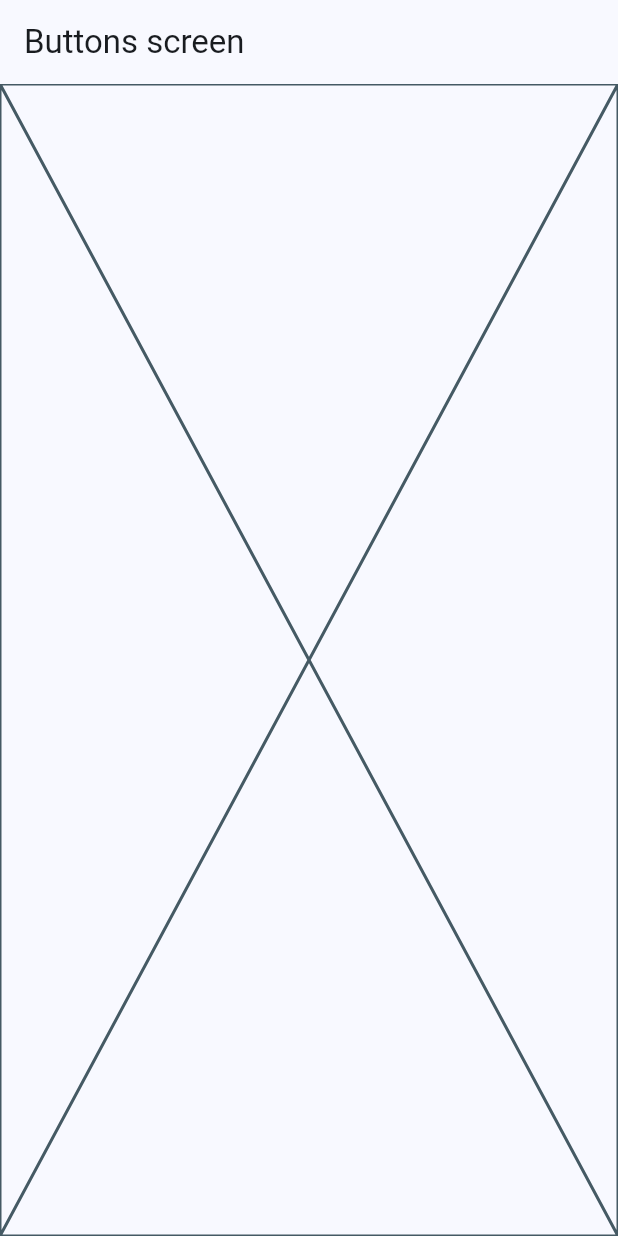
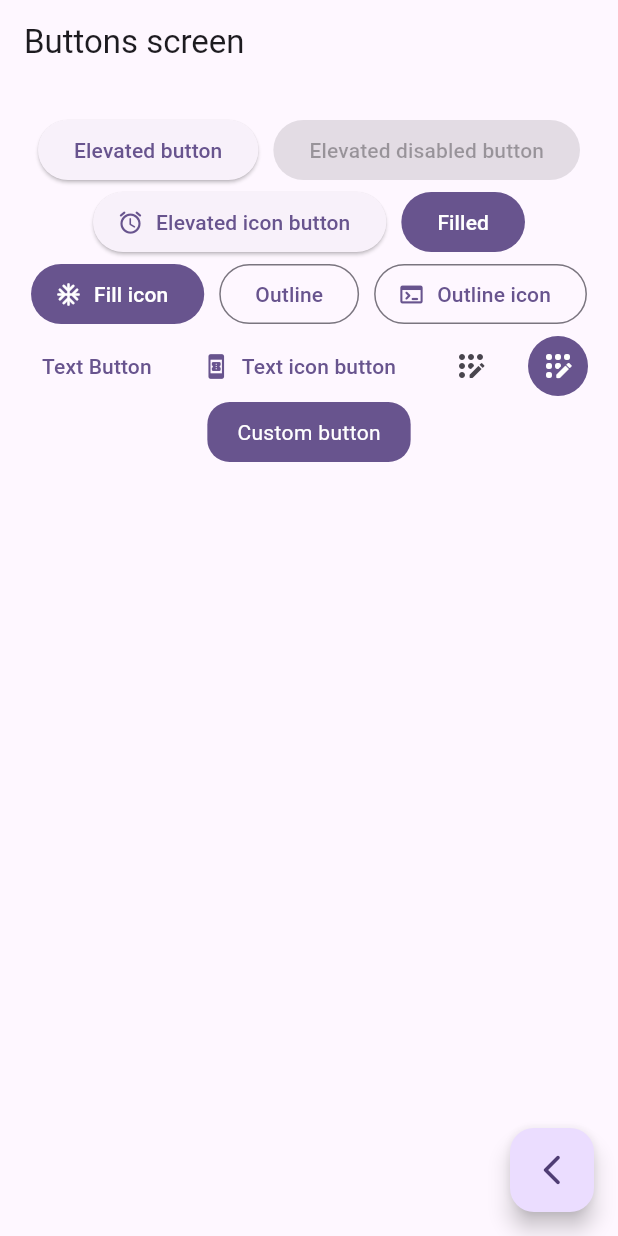
Before and after one commit to JaviKo500/widgets_app, a Flutter app: the ButtonsScreen screen opened by its route, on a phone screen of 412 x 824 dp. Run offline on Flutter 3.47's test engine with Material 2 defaults, Android fonts, the phone set to English and light mode, and no system bars; our stand-ins replace go_router.

Commit message:
buttons, custom button

```diff
--- a/lib/main.dart
+++ b/lib/main.dart
@@ -14,7 +14,7 @@ class MainApp extends StatelessWidget {
   Widget build(BuildContext context) {
     return MaterialApp.router(
       debugShowCheckedModeBanner: false,
-      theme: AppTheme( selectedColor: 0 ).getTheme(),
+      theme: AppTheme( selectedColor: 5 ).getTheme(),
       routerConfig: appRouter,
     );
   }
--- a/lib/presentation/screens/buttons/buttons_screen.dart
+++ b/lib/presentation/screens/buttons/buttons_screen.dart
@@ -1,4 +1,5 @@
 import 'package:flutter/material.dart';
+import 'package:go_router/go_router.dart';
 
 class ButtonsScreen extends StatelessWidget {
   static const name = 'buttons_screen';
@@ -8,12 +9,111 @@ class ButtonsScreen extends StatelessWidget {
   Widget build(BuildContext context) {
     return Scaffold(
       appBar: AppBar(
-        title: const Text(
-          'Buttons screen',
-          style: TextStyle()
-        ),
+        title: const Text('Buttons screen', style: TextStyle()),
       ),
-      body: const Placeholder(),
+      body: _ButtonsView(),
+      floatingActionButton: FloatingActionButton(
+        child: const Icon(Icons.arrow_back_ios_new_rounded),
+        onPressed: () => context.pop(),
+      ),
     );
   }
 }
+
+class _ButtonsView extends StatelessWidget {
+  const _ButtonsView();
+
+  @override
+  Widget build(BuildContext context) {
+    final colors = Theme.of(context).colorScheme;
+    return SizedBox(
+      width: double.infinity,
+      child: Padding(
+        padding: const EdgeInsets.symmetric(horizontal: 10, vertical: 20),
+        child: Wrap(
+          spacing: 10,
+          alignment: WrapAlignment.center,
+          children: [
+            ElevatedButton(
+              onPressed: () {},
+              child: const Text('Elevated button', style: TextStyle()),
+            ),
+            const ElevatedButton(
+              onPressed: null,
+              child: Text('Elevated disabled button', style: TextStyle()),
+            ),
+            ElevatedButton.icon(
+              onPressed: () {},
+              icon: const Icon(Icons.access_alarm_rounded),
+              label: const Text('Elevated icon button', style: TextStyle()),
+            ),
+            FilledButton(
+              onPressed: () {},
+              child: const Text('Filled', style: TextStyle()),
+            ),
+            FilledButton.icon(
+              onPressed: () {},
+              icon: const Icon(Icons.ac_unit_rounded),
+              label: const Text('Fill icon', style: TextStyle()),
+            ),
+            OutlinedButton(
+              onPressed: () {},
+              child: const Text('Outline', style: TextStyle()),
+            ),
+            OutlinedButton.icon(
+              onPressed: () {},
+              icon: const Icon(Icons.terminal_rounded),
+              label: const Text('Outline icon', style: TextStyle()),
+            ),
+            TextButton(
+              onPressed: () {},
+              child: const Text('Text Button', style: TextStyle()),
+            ),
+            TextButton.icon(
+              onPressed: () {},
+              icon: const Icon(Icons.book_online_rounded),
+              label: const Text('Text icon button', style: TextStyle()),
+            ),
+            IconButton(
+              onPressed: () {},
+              icon: const Icon(Icons.app_registration_rounded),
+            ),
+            IconButton(
+              onPressed: () {},
+              icon: const Icon(Icons.app_registration_rounded),
+              style: ButtonStyle(
+                  backgroundColor: MaterialStatePropertyAll(colors.primary),
+                  iconColor: const MaterialStatePropertyAll(Colors.white)),
+            ),
+            const CustomButton()
+          ],
+        ),
+      ),
+    );
+  }
+}
+
+class CustomButton extends StatelessWidget {
+  const CustomButton({Key? key}) : super(key: key);
+
+  @override
+  Widget build(BuildContext context) {
+    final colors = Theme.of(context).colorScheme;
+    return ClipRRect(
+      borderRadius: BorderRadius.circular(15),
+      child: Material(
+        color: colors.primary,
+        child: InkWell(
+          onTap: () {},
+          child: const Padding(
+            padding: EdgeInsets.symmetric(horizontal: 20, vertical: 10),
+            child: Text('Custom button',
+                style: TextStyle(
+                  color: Colors.white,
+                )),
+          ),
+        ),
+      ),
+    );
+  }
+}
```
